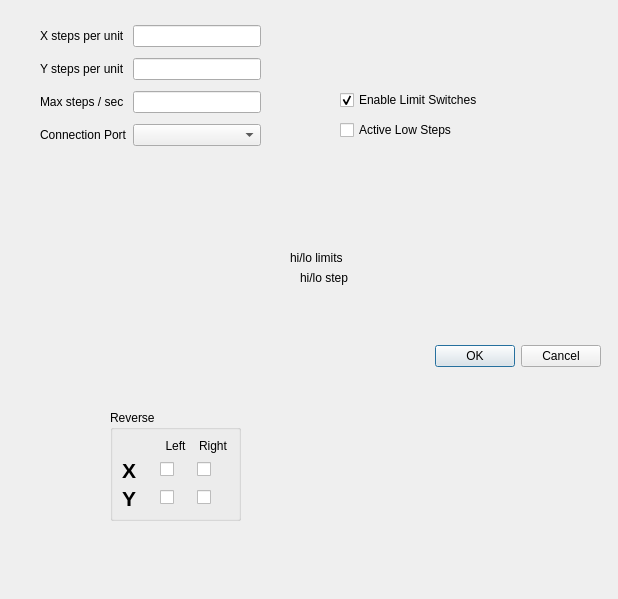
This is gui/setupdialog.ui in mschafer/foamcut as Qt 5 draws it before an edit. The edited form follows.
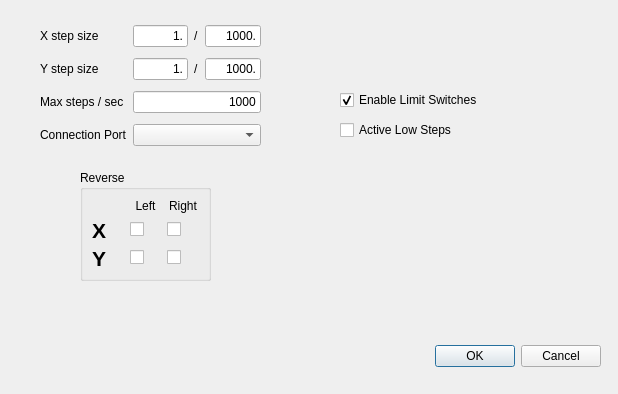
This is the edited form.

Patch:
```diff
--- a/gui/setupdialog.ui
+++ b/gui/setupdialog.ui
@@ -7,7 +7,7 @@
     <x>0</x>
     <y>0</y>
     <width>618</width>
-    <height>599</height>
+    <height>394</height>
    </rect>
   </property>
   <property name="windowTitle">
@@ -32,8 +32,8 @@
   <widget class="QGroupBox" name="groupBox">
    <property name="geometry">
     <rect>
-     <x>110</x>
-     <y>410</y>
+     <x>80</x>
+     <y>170</y>
      <width>131</width>
      <height>111</height>
     </rect>
@@ -136,32 +136,6 @@
     <bool>true</bool>
    </property>
   </widget>
-  <widget class="QLabel" name="label_9">
-   <property name="geometry">
-    <rect>
-     <x>290</x>
-     <y>250</y>
-     <width>141</width>
-     <height>16</height>
-    </rect>
-   </property>
-   <property name="text">
-    <string>hi/lo limits</string>
-   </property>
-  </widget>
-  <widget class="QLabel" name="label_10">
-   <property name="geometry">
-    <rect>
-     <x>300</x>
-     <y>270</y>
-     <width>141</width>
-     <height>16</height>
-    </rect>
-   </property>
-   <property name="text">
-    <string>hi/lo step</string>
-   </property>
-  </widget>
   <widget class="QWidget" name="gridLayoutWidget">
    <property name="geometry">
     <rect>
@@ -175,22 +149,50 @@
     <item row="1" column="0">
      <widget class="QLabel" name="label_2">
       <property name="text">
-       <string>Y steps per unit</string>
+       <string>Y step size</string>
+      </property>
+     </widget>
+    </item>
+    <item row="0" column="3">
+     <widget class="QLineEdit" name="xStepSizeDen_edit">
+      <property name="text">
+       <string>1000.</string>
+      </property>
+      <property name="alignment">
+       <set>Qt::AlignRight|Qt::AlignTrailing|Qt::AlignVCenter</set>
+      </property>
+     </widget>
+    </item>
+    <item row="0" column="2">
+     <widget class="QLabel" name="label_9">
+      <property name="text">
+       <string>/</string>
+      </property>
+     </widget>
+    </item>
+    <item row="1" column="3">
+     <widget class="QLineEdit" name="yStepSizeDen_edit">
+      <property name="text">
+       <string>1000.</string>
+      </property>
+      <property name="alignment">
+       <set>Qt::AlignRight|Qt::AlignTrailing|Qt::AlignVCenter</set>
       </property>
      </widget>
     </item>
     <item row="0" column="0">
      <widget class="QLabel" name="label">
       <property name="text">
-       <string>X steps per unit</string>
+       <string>X step size</string>
       </property>
      </widget>
     </item>
-    <item row="0" column="1">
-     <widget class="QLineEdit" name="xStepsPer_edit"/>
-    </item>
-    <item row="1" column="1">
-     <widget class="QLineEdit" name="yStepsPer_edit"/>
+    <item row="1" column="2">
+     <widget class="QLabel" name="label_10">
+      <property name="text">
+       <string>/</string>
+      </property>
+     </widget>
     </item>
     <item row="2" column="0">
      <widget class="QLabel" name="label_3">
@@ -199,9 +201,6 @@
       </property>
      </widget>
     </item>
-    <item row="2" column="1">
-     <widget class="QLineEdit" name="maxStepRate_edit"/>
-    </item>
     <item row="3" column="0">
      <widget class="QLabel" name="label_4">
       <property name="text">
@@ -209,9 +208,39 @@
       </property>
      </widget>
     </item>
-    <item row="3" column="1">
+    <item row="0" column="1">
+     <widget class="QLineEdit" name="xStepSizeNum_edit">
+      <property name="text">
+       <string>1.</string>
+      </property>
+      <property name="alignment">
+       <set>Qt::AlignRight|Qt::AlignTrailing|Qt::AlignVCenter</set>
+      </property>
+     </widget>
+    </item>
+    <item row="1" column="1">
+     <widget class="QLineEdit" name="yStepSizeNum_edit">
+      <property name="text">
+       <string>1.</string>
+      </property>
+      <property name="alignment">
+       <set>Qt::AlignRight|Qt::AlignTrailing|Qt::AlignVCenter</set>
+      </property>
+     </widget>
+    </item>
+    <item row="3" column="1" colspan="3">
      <widget class="QComboBox" name="port_combo"/>
     </item>
+    <item row="2" column="1" colspan="3">
+     <widget class="QLineEdit" name="maxStepRate_edit">
+      <property name="text">
+       <string>1000</string>
+      </property>
+      <property name="alignment">
+       <set>Qt::AlignRight|Qt::AlignTrailing|Qt::AlignVCenter</set>
+      </property>
+     </widget>
+    </item>
    </layout>
   </widget>
   <widget class="QCheckBox" name="checkBox_6">
```
Left out of the diff: 18 changed lines with no effect on the pictures.
